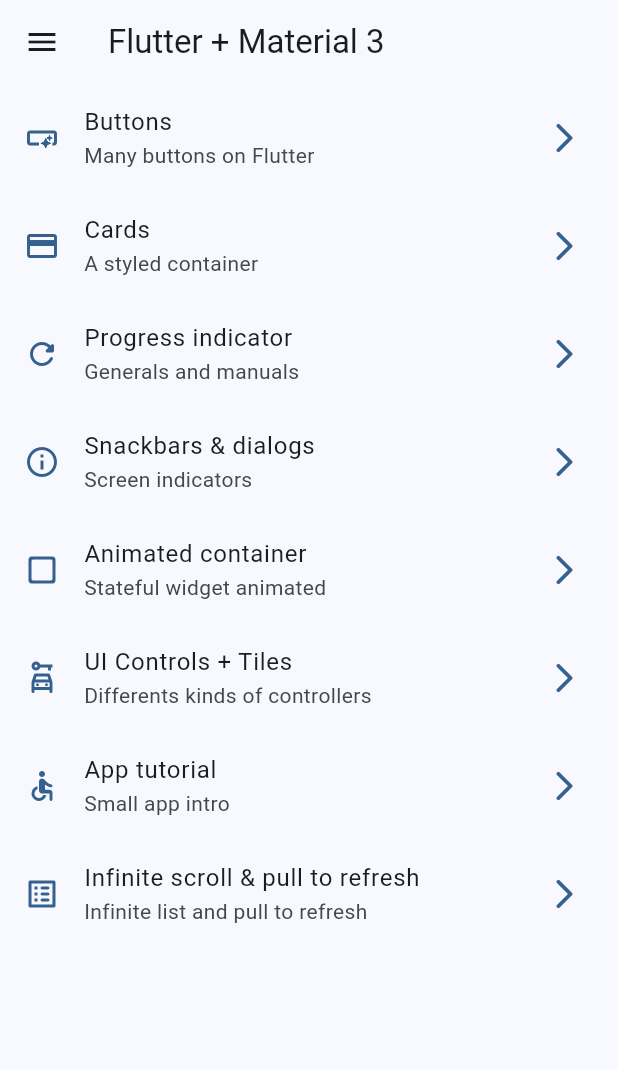
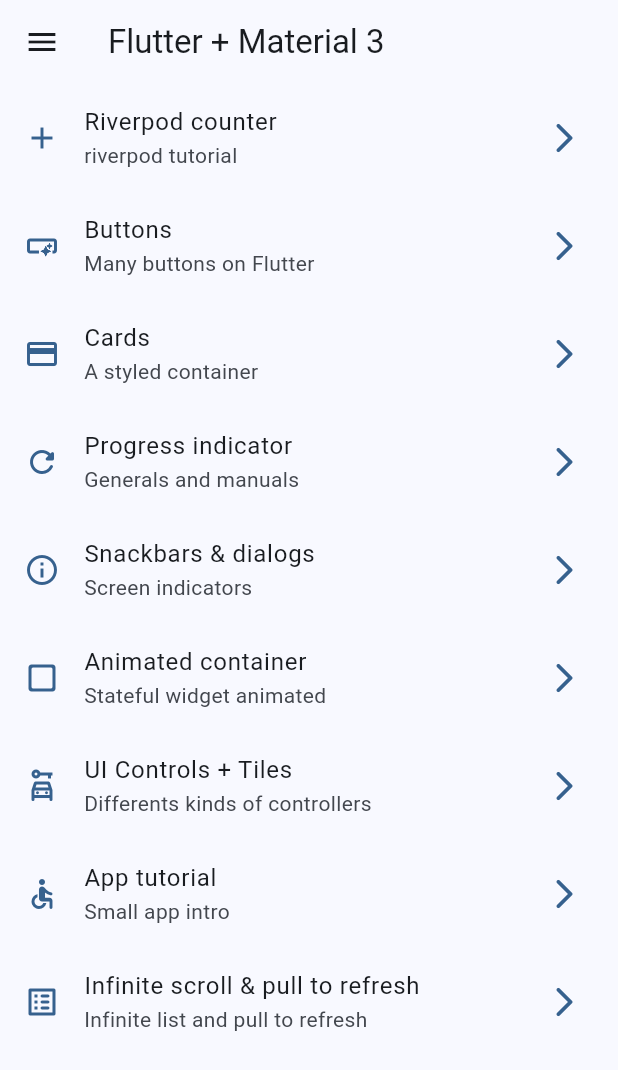
Before and after one commit to FranciscoJavierMartin/widgets-app, a Flutter app: the screen it shows after launch, on a phone screen of 412 x 824 dp. Shown: the top 1070 px of the screen. Run offline on Flutter 3.47's test engine with Material 2 defaults, Android fonts, the phone set to English and light mode, and no system bars; our stand-ins replace animate_do, flutter_riverpod, go_router.

Commit message:
Counter with riverpod

```diff
--- a/lib/config/menu/menu_items.dart
+++ b/lib/config/menu/menu_items.dart
@@ -15,6 +15,12 @@ class MenuItem {
 }
 
 const appMenuItems = <MenuItem>[
+  MenuItem(
+    title: 'Riverpod counter',
+    subTitle: 'riverpod tutorial',
+    link: '/counter',
+    icon: Icons.add,
+  ),
   MenuItem(
     title: 'Buttons',
     subTitle: 'Many buttons on Flutter',
--- a/lib/config/router/app_router.dart
+++ b/lib/config/router/app_router.dart
@@ -49,5 +49,10 @@ final appRouter = GoRouter(
       name: InfiniteScrollScreen.name,
       builder: (context, state) => const InfiniteScrollScreen(),
     ),
+    GoRoute(
+      path: '/counter',
+      name: CounterScreen.name,
+      builder: (context, state) => const CounterScreen(),
+    ),
   ],
 );
--- a/lib/main.dart
+++ b/lib/main.dart
@@ -1,9 +1,10 @@
 import 'package:flutter/material.dart';
+import 'package:flutter_riverpod/flutter_riverpod.dart';
 import 'package:widgets_app/config/router/app_router.dart';
 import 'package:widgets_app/config/theme/app_theme.dart';
 
 void main() {
-  runApp(const MainApp());
+  runApp(const ProviderScope(child: MainApp()));
 }
 
 class MainApp extends StatelessWidget {
--- /dev/null
+++ b/lib/presentation/providers/counter_provider.dart
@@ -0,0 +1,3 @@
+import 'package:flutter_riverpod/flutter_riverpod.dart';
+
+final counterProvider = StateProvider((ref) => 5);
--- /dev/null
+++ b/lib/presentation/providers/theme_provider.dart
@@ -0,0 +1,3 @@
+import 'package:flutter_riverpod/flutter_riverpod.dart';
+
+final isDarkModeProvider = StateProvider((ref) => false);
--- a/lib/presentation/screens/screens.dart
+++ b/lib/presentation/screens/screens.dart
@@ -7,3 +7,4 @@ export 'package:widgets_app/presentation/screens/infinite_scroll/infinite_scroll
 export 'package:widgets_app/presentation/screens/progress/progress_screen.dart';
 export 'package:widgets_app/presentation/screens/snackbar/snackbar_screen.dart';
 export 'package:widgets_app/presentation/screens/ui_controls/ui_controls_screen.dart';
+export 'package:widgets_app/presentation/screens/counter/counter_screen.dart';
--- a/lib/presentation/widgets/side_menu.dart
+++ b/lib/presentation/widgets/side_menu.dart
@@ -1,5 +1,3 @@
-import 'dart:io';
-
 import 'package:flutter/material.dart';
 import 'package:go_router/go_router.dart';
 import 'package:widgets_app/config/menu/menu_items.dart';
--- a/pubspec.yaml
+++ b/pubspec.yaml
@@ -10,12 +10,18 @@ dependencies:
   animate_do: ^3.0.2
   flutter:
     sdk: flutter
+  flutter_riverpod: ^2.3.6
   go_router: ^7.1.1
+  riverpod_annotation: ^2.1.1
 
 dev_dependencies:
+  build_runner: ^2.4.5
+  custom_lint: ^0.4.0
   flutter_lints: ^2.0.0
   flutter_test:
     sdk: flutter
+  riverpod_generator: ^2.2.3
+  riverpod_lint: ^1.3.2
 
 flutter:
   uses-material-design: true
```
Also changed, not shown: lib/presentation/screens/counter/counter_screen.dart (added, +44 -0 lines), pubspec.lock.
